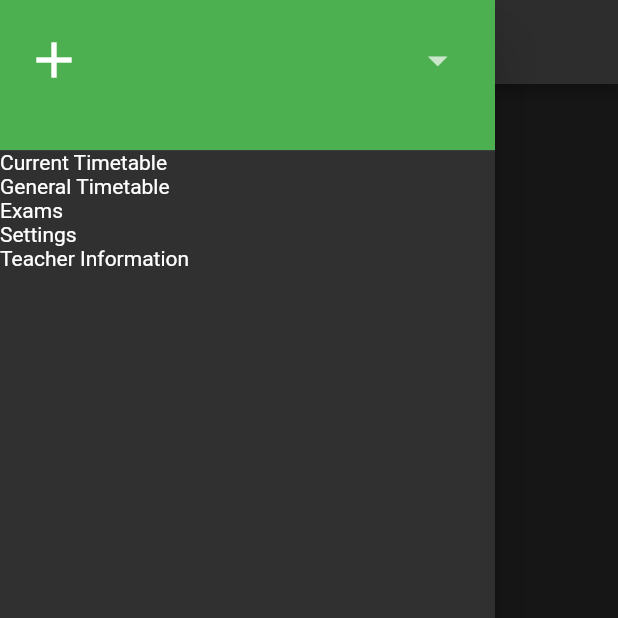
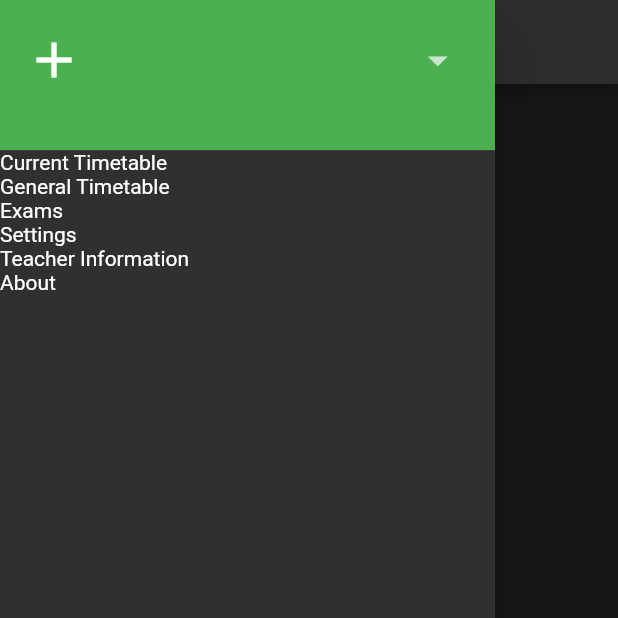
Before and after one commit to Reebix/LLG-Plan, a Flutter app: the screen it shows after launch, with the side drawer open, on a phone screen of 412 x 824 dp, the top half of it. Run offline on Flutter 3.47's test engine with Material 2 defaults, Android fonts, the phone set to English and light mode, and no system bars; our stand-ins replace shared_preferences; missing offline and left inert: dart:ffi.

Commit message:
added placeholder for about section

```diff
--- a/lib/main.dart
+++ b/lib/main.dart
@@ -167,7 +167,8 @@ class _MyHomePageState extends State<MyHomePage> {
                 Text('General Timetable'),
                 Text('Exams'),
                 Text('Settings'),
-                Text('Teacher Information')
+                Text('Teacher Information'),
+                Text('About'),
               ]),
             ),
           ],
```
